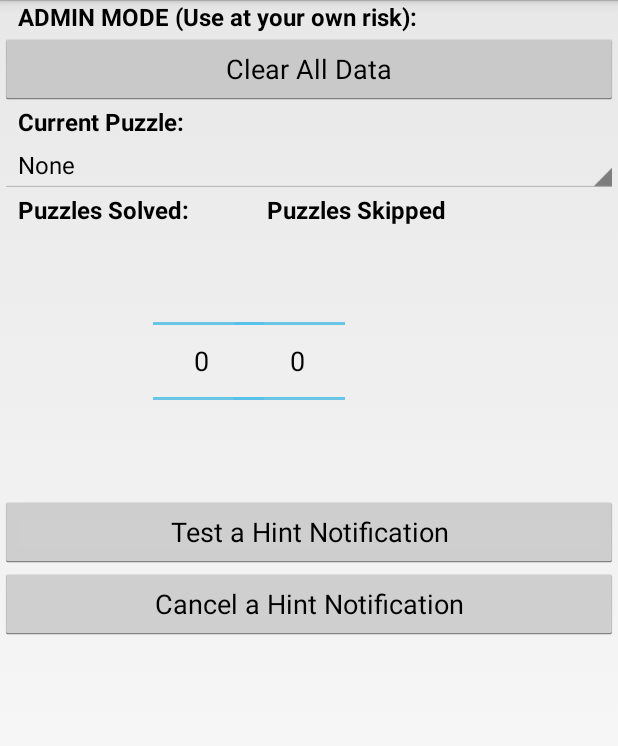
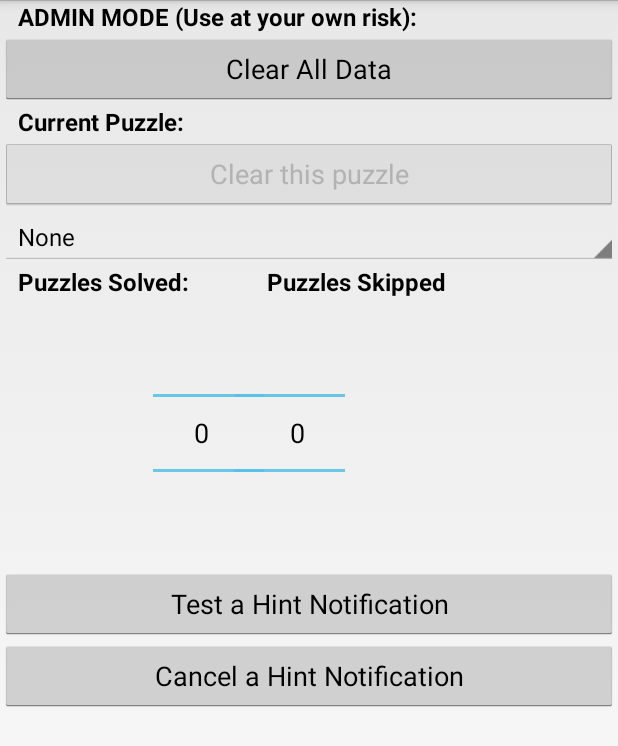
Before and after one commit to lessachu/terngame, an Android app: the AdminActivity screen opened directly, with no data from a screen before it, after a tap on "Clear All Data", on a phone screen of 412 x 824 dp. Shown: the top 746 px of the screen. Run offline under Robolectric (Android 15) with nearby library versions, the phone set to English and light mode, and no system bars; 6 statements that could not run were skipped.

Commit message:
Make admin mode work for clearing a single puzzle.

```diff
--- a/TernGameApp/src/main/java/com/twitter/terngame/AdminActivity.java
+++ b/TernGameApp/src/main/java/com/twitter/terngame/AdminActivity.java
@@ -20,7 +20,12 @@ import java.util.ArrayList;
 public class AdminActivity extends Activity
         implements View.OnClickListener, AdapterView.OnItemSelectedListener {
 
+    static private String s_none = "None";
+
     public PendingIntent mPI;
+    private Button mClearOneButton;
+    private Spinner mPuzzleSpinner;
+
 
     @Override
     public void onCreate(Bundle savedInstanceState) {
@@ -33,47 +38,45 @@ public class AdminActivity extends Activity
         Button clearAllButton = (Button) findViewById(R.id.admin_clear_all_button);
         clearAllButton.setOnClickListener(this);
 
+        mClearOneButton = (Button) findViewById(R.id.admin_clear_one_button);
+        mClearOneButton.setOnClickListener(this);
+
         Button testNotificationButton = (Button) findViewById(R.id.test_notification_button);
         testNotificationButton.setOnClickListener(this);
 
         Button cancelNotificationButton = (Button) findViewById(R.id.cancel_hints_button);
         cancelNotificationButton.setOnClickListener(this);
 
-        Spinner spinner = (Spinner) findViewById(R.id.current_puzzle_spinner);
+        mPuzzleSpinner = (Spinner) findViewById(R.id.current_puzzle_spinner);
         ArrayList<String> puzzles = s.getPuzzleList();
-        final String none = getString(R.string.None);
-        puzzles.add(none);
+        puzzles.add(s_none);
         ArrayAdapter<CharSequence> adapter = new ArrayAdapter(this,
                 android.R.layout.simple_spinner_item, puzzles);
         adapter.setDropDownViewResource(android.R.layout.simple_spinner_dropdown_item);
-        spinner.setAdapter(adapter);
+        mPuzzleSpinner.setAdapter(adapter);
 
         final String curPuzzle = s.getCurrentPuzzleID();
         int selectionPos;
         if (curPuzzle != null) {
             selectionPos = adapter.getPosition(curPuzzle);
+            mClearOneButton.setEnabled(true);
         } else {
-            selectionPos = adapter.getPosition(none);
+            selectionPos = adapter.getPosition(s_none);
+            mClearOneButton.setEnabled(false);
         }
 
-        spinner.setSelection(selectionPos);
-        spinner.setOnItemSelectedListener(this);
-
-        // TODO: populate the current puzzle spinner
-        // TODO: hook up the puzzle and skip count number selectors
-        // TODO: add UX to edit puzzle data
+        mPuzzleSpinner.setSelection(selectionPos);
+        mPuzzleSpinner.setOnItemSelectedListener(this);
     }
 
     public void onItemSelected(AdapterView<?> parent, View view,
             int pos, long id) {
         String selection = (String) parent.getItemAtPosition(pos);
-        final String none = getString(R.string.None);
 
-        Session s = Session.getInstance(this);
-        if (selection != null && selection.equals(none)) {
-            s.clearCurrentPuzzle();
+        if (selection != null && !selection.equals(s_none)) {
+            mClearOneButton.setEnabled(true);
         } else {
-            s.isValidStartCode(selection);
+            mClearOneButton.setEnabled(false);
         }
     }
 
@@ -93,6 +96,16 @@ public class AdminActivity extends Activity
                     Toast.LENGTH_SHORT);
             toast.show();
 
+        } else if (id == R.id.admin_clear_one_button) {
+            String puzzleID = (String) mPuzzleSpinner.getSelectedItem();
+
+            if (puzzleID != null && !puzzleID.equals(s_none)) {
+                s.clearPuzzleData(puzzleID);
+                Toast toast = Toast.makeText(getApplicationContext(),
+                        "Puzzle data wiped for " + puzzleID + ".",
+                        Toast.LENGTH_SHORT);
+                toast.show();
+            }
         } else if (id == R.id.test_notification_button) {
             mPI = HintNotification.scheduleHint(this, "wombat", 1, "hintID", 15);
             Toast toast = Toast.makeText(getApplicationContext(),
--- a/TernGameApp/src/main/java/com/twitter/terngame/MainActivity.java
+++ b/TernGameApp/src/main/java/com/twitter/terngame/MainActivity.java
@@ -14,7 +14,7 @@ import android.widget.Toast;
 import com.twitter.terngame.util.AnswerChecker;
 
 /**
- * Created by jchong on 1/12/14.
+ * created by jchong on 1/12/14.
  */
 public class MainActivity extends Activity
         implements View.OnClickListener {
--- a/TernGameApp/src/main/java/com/twitter/terngame/PuzzleActivity.java
+++ b/TernGameApp/src/main/java/com/twitter/terngame/PuzzleActivity.java
@@ -142,7 +142,6 @@ public class PuzzleActivity extends Activity
     }
 
     public void onHintReady(String puzzleID, String hintID, int notificationID) {
-        // TODO: consider when this should go away
         mStatusTextView.setText(getString(R.string.hint_prompt));
     }
 
--- a/TernGameApp/src/main/java/com/twitter/terngame/data/PuzzleExtraInfo.java
+++ b/TernGameApp/src/main/java/com/twitter/terngame/data/PuzzleExtraInfo.java
@@ -27,7 +27,13 @@ public class PuzzleExtraInfo implements TwittermonPuzzleInfo {
         }
     }
 
-    public void clearPuzzleExtraInfo() {
+    public void clearPuzzleExtraInfo(String puzzleId) {
+        if (puzzleId.equals(s_twittermon)) {
+            mTwittermonInfo.clearSavedData();
+        }
+    }
+
+    public void clearAllPuzzleExtraInfo() {
         mTwittermonInfo.clearSavedData();
     }
 
--- a/TernGameApp/src/main/res/layout/admin_activity.xml
+++ b/TernGameApp/src/main/res/layout/admin_activity.xml
@@ -28,6 +28,13 @@
             android:id="@+id/textView2"
             android:layout_gravity="left|center_vertical"
             style="@style/textHeadingTheme"/>
+
+    <Button
+            android:layout_width="fill_parent"
+            android:layout_height="wrap_content"
+            android:text="@string/admin_clear_one_button"
+            android:id="@+id/admin_clear_one_button"
+            android:layout_gravity="left|center_vertical"/>
 
     <Spinner
             android:layout_width="match_parent"
--- a/TernGameApp/src/main/res/values/strings.xml
+++ b/TernGameApp/src/main/res/values/strings.xml
@@ -28,6 +28,7 @@
     <string name="share_chooser_title">Share via...</string>
     <string name="admin_clear_button">Clear All Data</string>
     <string name="admin_mode_title">ADMIN MODE (Use at your own risk):</string>
+    <string name="admin_clear_one_button">Clear this puzzle</string>
     <string name="current_puzzle_text">Current Puzzle:</string>
     <string name="num_solved_text">Puzzles Solved:</string>
     <string name="num_skipped_text">Puzzles Skipped</string>
```
Also changed, not shown: TernGameApp/src/main/java/com/twitter/terngame/Session.java (+22 -4 lines), TernGameApp/src/main/java/com/twitter/terngame/data/TeamStatus.java (+27 -18 lines), 1 other file.
